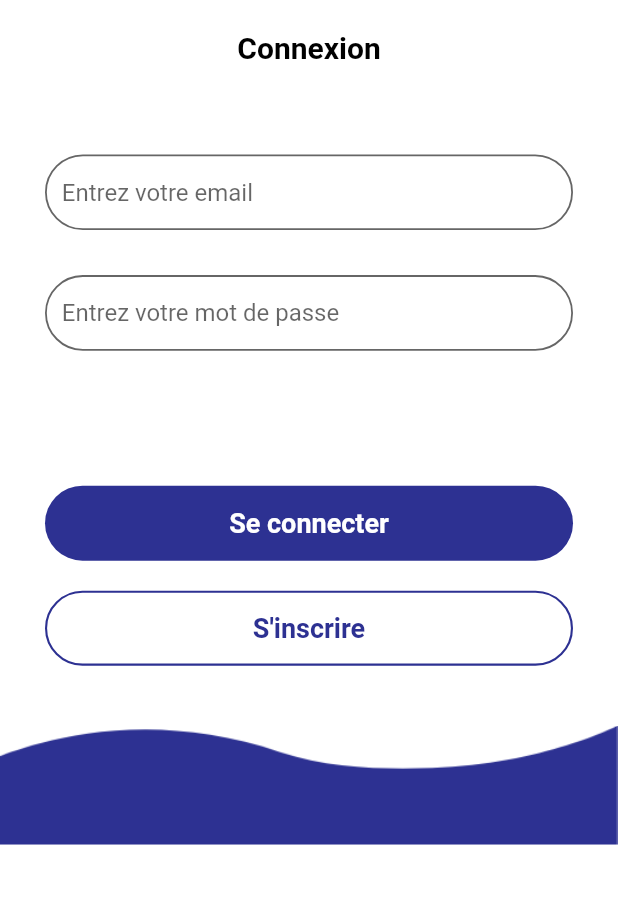
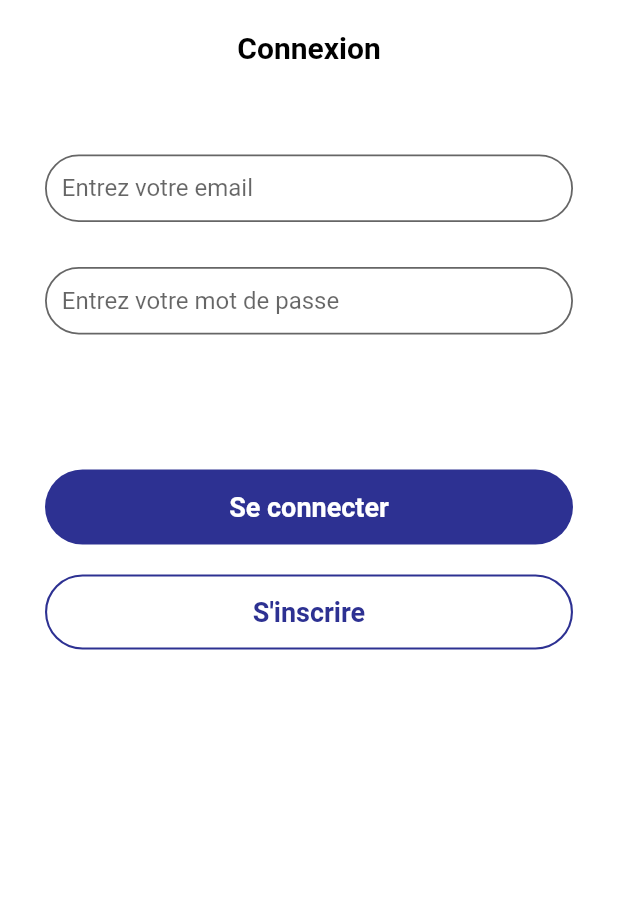
Before and after one commit to Dev-Soft-Group/mdm-app, a Flutter app: the ConnexionView screen opened by its route, on a phone screen of 412 x 824 dp, the part 120-1024 px from its top. Run offline on Flutter 3.47's test engine with Material 2 defaults, Android fonts, the phone set to English and light mode, and no system bars; our stand-ins replace dio, get, shared_preferences; accounts and stored records are empty.

Commit message:
Processus de connexioon et de déconnexion terminé

```diff
--- a/lib/components/custom_input_field.dart
+++ b/lib/components/custom_input_field.dart
@@ -13,6 +13,9 @@ class FormFieldInput extends StatelessWidget {
     this.radius,
     this.maxLines,
     this.keyboardType,
+    this.textController,
+    this.height,
+    this.contentPadding,
   }) : super(key: key);
 
   final Function(String data)? onChanged;
@@ -20,11 +23,15 @@ class FormFieldInput extends StatelessWidget {
   final Widget? suffixIcon;
   final double? radius;
   final int? maxLines;
+  final TextEditingController? textController;
   final TextInputType? keyboardType;
+  final double? height;
+  final EdgeInsetsGeometry? contentPadding;
 
   @override
   Widget build(BuildContext context) {
     return Container(
+      height: height ?? 45,
       padding: const EdgeInsets.only(
           left: kDefaultPadding / 2, right: kDefaultPadding / 5),
       decoration: BoxDecoration(
@@ -35,13 +42,15 @@ class FormFieldInput extends StatelessWidget {
         ),
       ),
       child: TextFormField(
+        controller: textController,
         onChanged: onChanged,
-        maxLines: maxLines,
+        maxLines: maxLines ?? 1,
         keyboardType: keyboardType,
         decoration: InputDecoration(
           suffixIcon: suffixIcon,
           border: InputBorder.none,
           hintText: hintText,
+          contentPadding: contentPadding ?? const EdgeInsets.only(top:-3, right:0, bottom:3, left:0),
         ),
       ),
     );
--- a/lib/core/app_constantes.dart
+++ b/lib/core/app_constantes.dart
@@ -1,8 +1,7 @@
 
 
 class Constantes {
-
-  static const String API_URL = "http://192.168.220.1:8000";
+  static const String API_URL = "http://192.168.220.1:8000/api/v1";
   static const String ACCESSTOKEN = "ACCESSTOKEN";
   static const String USERDATA = "USERDATA";
 }
--- a/lib/core/app_library.dart
+++ b/lib/core/app_library.dart
@@ -7,13 +7,11 @@ import 'package:flutter/foundation.dart';
 class ApiRequest {
   final String? url;
   final String? token;
-  final String? entreprise;
   final dynamic data;
 
   ApiRequest({
     @required this.url,
     this.token = "...",
-    this.entreprise = "",
     this.data,
   });
 
@@ -24,7 +22,6 @@ class ApiRequest {
         responseType: ResponseType.json,
         headers: {
           'Authorization': 'Bearer $token',
-          'X-Maisonier-Selected-Enterprise': '$entreprise'
         }));
     (dioR.httpClientAdapter as DefaultHttpClientAdapter).onHttpClientCreate =
         (HttpClient client) {
--- a/lib/screens/connexion/views/connexion_view.dart
+++ b/lib/screens/connexion/views/connexion_view.dart
@@ -1,4 +1,3 @@
-
 import 'package:flutter/material.dart';
 import 'package:get/get.dart';
 import 'package:mdmscoops/components/custom_input_field.dart';
@@ -6,6 +5,7 @@ import 'package:mdmscoops/components/custom_action_button.dart';
 import 'package:mdmscoops/components/custom_outline_action_button.dart';
 import 'package:mdmscoops/core/app_colors.dart';
 import 'package:mdmscoops/core/app_sizes.dart';
+import 'package:mdmscoops/core/app_status.dart';
 import 'package:mdmscoops/routes/app_routes.dart';
 import 'package:mdmscoops/screens/connexion/controllers/connexion_controller.dart';
 
@@ -51,7 +51,9 @@ class ConnexionView extends GetView<ConnexionController> {
                                     MainAxisAlignment.spaceBetween,
                                 children: [
                                   InkWell(
-                                      onTap: () { Get.back();},
+                                      onTap: () {
+                                        Get.back();
+                                      },
                                       child: const Icon(
                                         Icons.arrow_back,
                                         size: 26,
@@ -89,41 +91,59 @@ class ConnexionView extends GetView<ConnexionController> {
                                   ),
                                   const SizedBox(height: 60),
                                   FormFieldInput(
-                                    onChanged: (string) {},
+                                    textController: controller.textEditingNom,
                                     hintText: "Entrez votre email",
                                     keyboardType: TextInputType.emailAddress,
                                     radius: kDefaultRadius * 3,
                                   ),
                                   const SizedBox(height: 30),
                                   FormFieldInput(
-                                    onChanged: (string) {},
+                                    textController:
+                                        controller.textEditingPassword,
                                     hintText: "Entrez votre mot de passe",
                                     radius: kDefaultRadius * 3,
                                   ),
                                   const SizedBox(height: 90),
+                                  controller.loginStatus == AppStatus.appLoading
+                                      ? Container(
+                                          height: 40,
+                                          alignment: Alignment.center,
+                                          child:
+                                              const CircularProgressIndicator(
+                                                  color: kPrimaryColor),
+                                        )
+                                      : Column(
+                                          children: [
                                             CustomActionButton(
                                               title: "Se connecter",
-                                    onTap: () {Get.offAllNamed(AppRoutes.PRODUCTS);},
+                                              onTap: () async {
+                                                await controller.login();
+                                              },
                                             ),
                                             const SizedBox(height: 20),
                                             CustomOutlineActionButton(
                                               title: "S'inscrire",
-                                    onTap: () { Get.toNamed(AppRoutes.INSCRIPTION); },
+                                              onTap: () {
+                                                Get.toNamed(
+                                                    AppRoutes.INSCRIPTION);
+                                              },
+                                            ),
+                                          ],
                                         ),
                                   const SizedBox(height: 40),
                                 ]),
                           ),
-                          Container(
-                            height: 80,
-                            decoration: const BoxDecoration(
-                              color: kWhiteColor,
-                              image: DecorationImage(
-                                fit: BoxFit.fill,
-                                image: AssetImage(
-                                    "assets/images/Composant 4 – 3.png"),
-                              ),
-                            ),
-                          ),
+                          // Container(
+                          //   height: 80,
+                          //   decoration: const BoxDecoration(
+                          //     color: kWhiteColor,
+                          //     image: DecorationImage(
+                          //       fit: BoxFit.fill,
+                          //       image: AssetImage(
+                          //           "assets/images/Composant 4 – 3.png"),
+                          //     ),
+                          //   ),
+                          // ),
                         ]),
                   ),
                 ),
--- a/lib/screens/onboarding/components/onboarding_body.dart
+++ b/lib/screens/onboarding/components/onboarding_body.dart
@@ -42,7 +42,7 @@ class OnboardingBody extends StatelessWidget {
                 decoration: const BoxDecoration(),
                 child: Image.asset("assets/images/D-SoftTechWhite.png",
                     fit: BoxFit.fill)),
-            const SizedBox(height: kDefaultPadding * 2),
+            const SizedBox(height: kDefaultPadding * 6),
             Expanded(
               child: Container(
                   padding:
--- a/lib/screens/onboarding/views/onboarding_view.dart
+++ b/lib/screens/onboarding/views/onboarding_view.dart
@@ -26,7 +26,7 @@ class OnboardingView extends GetView<OnboardingController> {
                       children: [
                         controller.pages[index],
                         Positioned(
-                          top: Get.height * 0.33,
+                          bottom: 340,
                           left: 0,
                           right: 0,
                           child: Row(
```
Also changed, not shown: lib/components/app_menu.dart (+6 -1 lines), lib/components/app_snackbar.dart (added, +13 -0 lines), lib/screens/connexion/controllers/connexion_controller.dart (+21 -16 lines), lib/screens/start/controllers/start_controller.dart (+13 -5 lines). Lines whose indentation alone changed are shown as unchanged.
